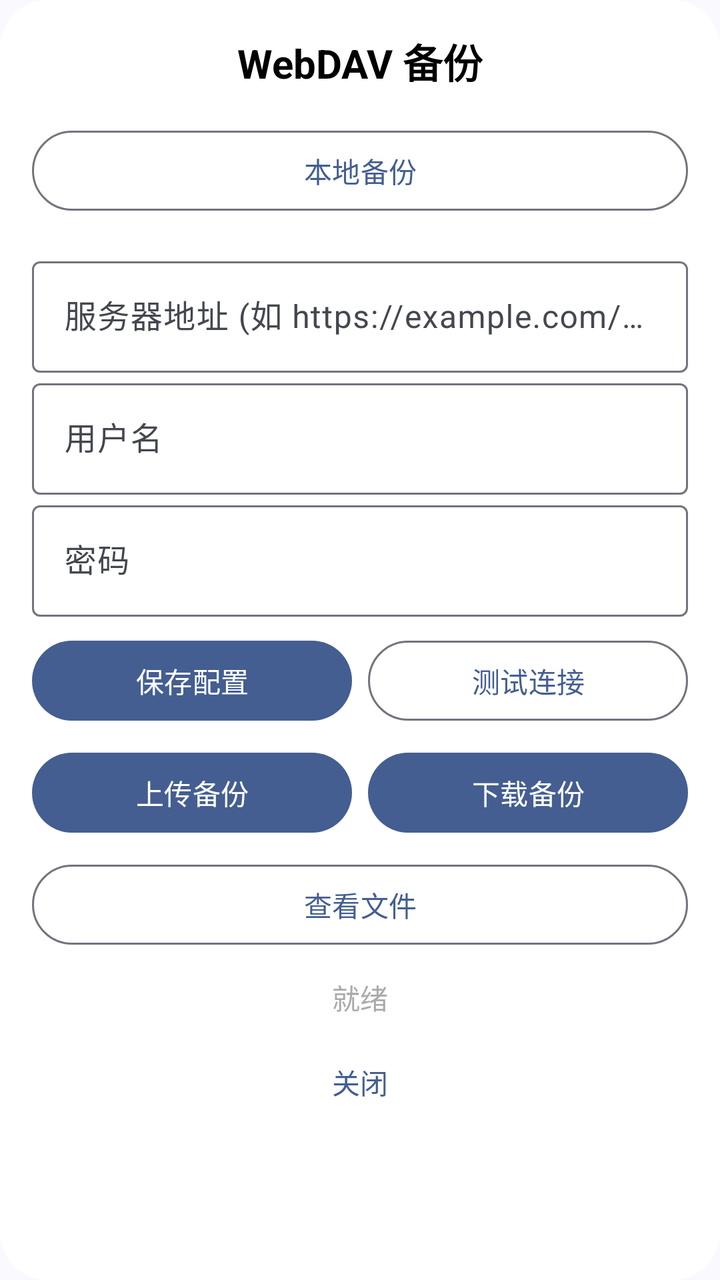
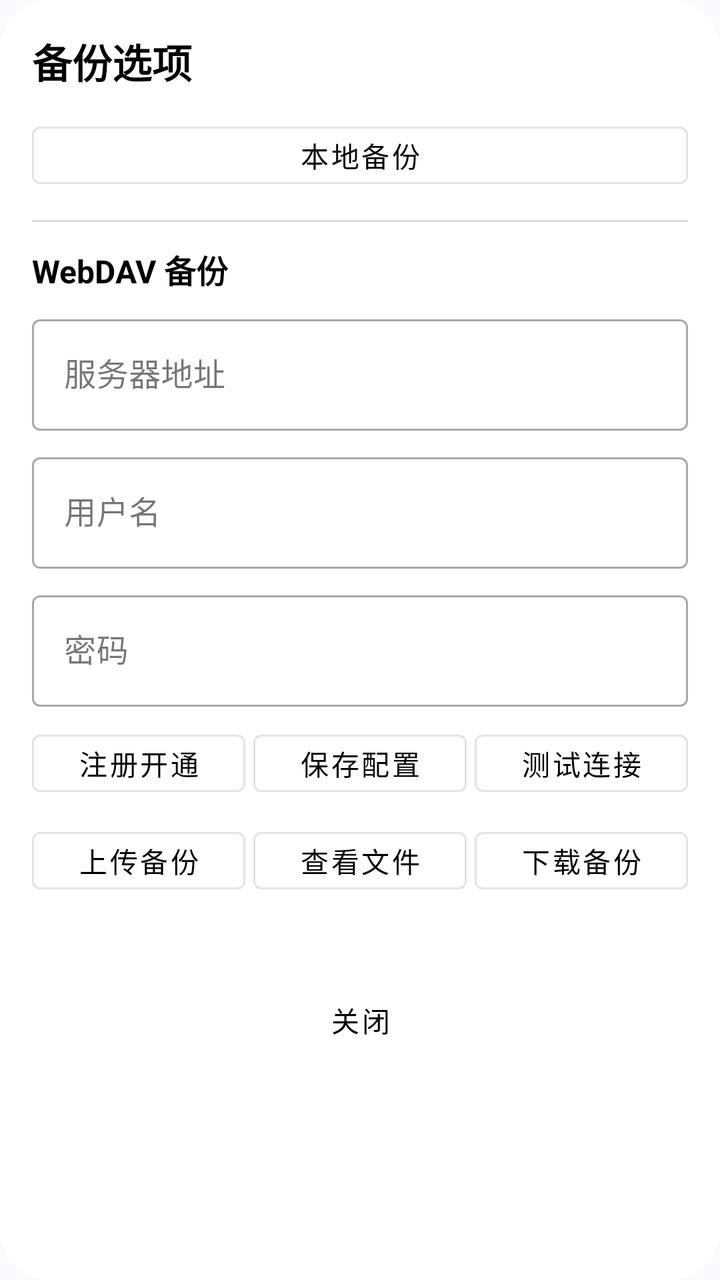

Before-and-after screenshots of an Android layout around one commit, followed by the original layout XML and the change that was made.
<!-- AndroidManifest.xml: another module's application theme Theme.App -->
<!-- res/layout/dialog_webdav_backup.xml -->
<?xml version="1.0" encoding="utf-8"?>
<LinearLayout xmlns:android="http://schemas.android.com/apk/res/android"
    android:layout_width="match_parent"
    android:layout_height="wrap_content"
    android:orientation="vertical"
    android:padding="16dp"
    android:background="@drawable/shape_dialog_rounded">

    <TextView
        android:layout_width="match_parent"
        android:layout_height="wrap_content"
        android:text="WebDAV 备份"
        android:textSize="20sp"
        android:textColor="@android:color/black"
        android:gravity="center"
        android:layout_marginBottom="16dp"
        android:textStyle="bold" />

    <Button
        android:id="@+id/btn_local_backup"
        style="@style/Widget.Material3.Button.OutlinedButton"
        android:layout_width="match_parent"
        android:layout_height="wrap_content"
        android:layout_marginBottom="8dp"
        android:text="本地备份" />

    <com.google.android.material.textfield.TextInputLayout
        android:layout_width="match_parent"
        android:layout_height="wrap_content"
        android:layout_marginTop="8dp"
        style="@style/Widget.Material3.TextInputLayout.OutlinedBox">

        <com.google.android.material.textfield.TextInputEditText
            android:id="@+id/et_webdav_server"
            android:layout_width="match_parent"
            android:layout_height="wrap_content"
            android:hint="服务器地址 (如 https://example.com/dav)"
            android:inputType="textUri" />
    </com.google.android.material.textfield.TextInputLayout>

    <com.google.android.material.textfield.TextInputLayout
        android:layout_width="match_parent"
        android:layout_height="wrap_content"
        style="@style/Widget.Material3.TextInputLayout.OutlinedBox">

        <com.google.android.material.textfield.TextInputEditText
            android:id="@+id/et_webdav_user"
            android:layout_width="match_parent"
            android:layout_height="wrap_content"
            android:hint="用户名"
            android:inputType="text" />
    </com.google.android.material.textfield.TextInputLayout>

    <com.google.android.material.textfield.TextInputLayout
        android:layout_width="match_parent"
        android:layout_height="wrap_content"
        style="@style/Widget.Material3.TextInputLayout.OutlinedBox">

        <com.google.android.material.textfield.TextInputEditText
            android:id="@+id/et_webdav_pass"
            android:layout_width="match_parent"
            android:layout_height="wrap_content"
            android:hint="密码"
            android:inputType="textPassword" />
    </com.google.android.material.textfield.TextInputLayout>

    <LinearLayout
        android:layout_width="match_parent"
        android:layout_height="wrap_content"
        android:orientation="horizontal"
        android:layout_marginTop="8dp">

        <Button
            android:id="@+id/btn_save_config"
            style="@style/Widget.Material3.Button"
            android:layout_width="0dp"
            android:layout_height="wrap_content"
            android:layout_weight="1"
            android:layout_marginEnd="4dp"
            android:text="保存配置" />

        <Button
            android:id="@+id/btn_test_connection"
            style="@style/Widget.Material3.Button.OutlinedButton"
            android:layout_width="0dp"
            android:layout_height="wrap_content"
            android:layout_weight="1"
            android:layout_marginStart="4dp"
            android:text="测试连接" />
    </LinearLayout>

    <LinearLayout
        android:layout_width="match_parent"
        android:layout_height="wrap_content"
        android:orientation="horizontal"
        android:layout_marginTop="8dp">

        <Button
            android:id="@+id/btn_upload"
            style="@style/Widget.Material3.Button"
            android:layout_width="0dp"
            android:layout_height="wrap_content"
            android:layout_weight="1"
            android:layout_marginEnd="4dp"
            android:text="上传备份" />

        <Button
            android:id="@+id/btn_download"
            style="@style/Widget.Material3.Button"
            android:layout_width="0dp"
            android:layout_height="wrap_content"
            android:layout_weight="1"
            android:layout_marginStart="4dp"
            android:text="下载备份" />
    </LinearLayout>

    <Button
        android:id="@+id/btn_list_files"
        style="@style/Widget.Material3.Button.OutlinedButton"
        android:layout_width="match_parent"
        android:layout_height="wrap_content"
        android:layout_marginTop="8dp"
        android:text="查看文件" />

    <TextView
        android:id="@+id/tv_webdav_status"
        android:layout_width="match_parent"
        android:layout_height="wrap_content"
        android:layout_marginTop="12dp"
        android:text="就绪"
        android:textColor="@android:color/darker_gray"
        android:textSize="14sp"
        android:gravity="center" />

    <Button
        android:id="@+id/btn_close"
        style="@style/Widget.Material3.Button.TextButton"
        android:layout_width="match_parent"
        android:layout_height="wrap_content"
        android:layout_marginTop="8dp"
        android:text="关闭" />

</LinearLayout>
<!-- resources referenced by this layout -->
<resources>
  <!-- drawable shape_dialog_rounded (drawable) -->
  <?xml version="1.0" encoding="utf-8"?>
  <shape xmlns:android="http://schemas.android.com/apk/res/android">
      <solid android:color="#FFFFFF" />
      <corners android:radius="24dp" />
  </shape>
  <style name="Theme.App" parent="Theme.Base" />
  <style name="Theme.Base" parent="Theme.Material3.DynamicColors.DayNight.NoActionBar">
          <item name="android:statusBarColor">@color/transparent</item>
          <item name="android:navigationBarColor">@color/transparent</item>
          <item name="android:windowDrawsSystemBarBackgrounds">true</item>
      </style>
  <color name="transparent">#00000000</color>
</resources>

<!-- the commit's change to res/layout/dialog_webdav_backup.xml (unified diff, before → after) -->
@@ -1,143 +1,208 @@
 <?xml version="1.0" encoding="utf-8"?>
-<LinearLayout xmlns:android="http://schemas.android.com/apk/res/android"
+<androidx.appcompat.widget.LinearLayoutCompat xmlns:android="http://schemas.android.com/apk/res/android"
+    xmlns:app="http://schemas.android.com/apk/res-auto"
     android:layout_width="match_parent"
     android:layout_height="wrap_content"
     android:orientation="vertical"
-    android:padding="16dp"
-    android:background="@drawable/shape_dialog_rounded">
-
-    <TextView
-        android:layout_width="match_parent"
+    android:background="@drawable/shape_dialog_rounded"
+    android:padding="16dp">
+
+    
+    <com.google.android.material.textview.MaterialTextView
+        android:layout_width="wrap_content"
+        android:layout_height="wrap_content"
+        android:text="备份选项"
+        android:textColor="@android:color/black"
+        android:textSize="20sp"
+        android:textStyle="bold"
+        android:layout_marginBottom="12dp" />
+
+    
+    <com.google.android.material.button.MaterialButton
+        android:id="@+id/btnLocalBackup"
+        android:layout_width="match_parent"
+        android:layout_height="wrap_content"
+        android:text="本地备份"
+        android:textColor="@android:color/black"
+        android:minHeight="40dp"
+        style="@style/Widget.MaterialComponents.Button.OutlinedButton" />
+
+    <View
+        android:layout_width="match_parent"
+        android:layout_height="1dp"
+        android:background="#DDDDDD"
+        android:layout_marginVertical="12dp" />
+
+    
+    <com.google.android.material.textview.MaterialTextView
+        android:layout_width="wrap_content"
         android:layout_height="wrap_content"
         android:text="WebDAV 备份"
-        android:textSize="20sp"
-        android:textColor="@android:color/black"
-        android:gravity="center"
-        android:layout_marginBottom="16dp"
-        android:textStyle="bold" />
-
-    <Button
-        android:id="@+id/btn_local_backup"
-        style="@style/Widget.Material3.Button.OutlinedButton"
-        android:layout_width="match_parent"
-        android:layout_height="wrap_content"
-        android:layout_marginBottom="8dp"
-        android:text="本地备份" />
-
+        android:textColor="@android:color/black"
+        android:textSize="16sp"
+        android:textStyle="bold"
+        android:layout_marginBottom="8dp" />
+
+    
     <com.google.android.material.textfield.TextInputLayout
         android:layout_width="match_parent"
         android:layout_height="wrap_content"
-        android:layout_marginTop="8dp"
-        style="@style/Widget.Material3.TextInputLayout.OutlinedBox">
+        android:hint="服务器地址"
+        app:boxBackgroundMode="outline"
+        app:hintTextColor="@android:color/black"
+        style="@style/Widget.MaterialComponents.TextInputLayout.OutlinedBox">
 
         <com.google.android.material.textfield.TextInputEditText
-            android:id="@+id/et_webdav_server"
+            android:id="@+id/dialogWebdavUrl"
             android:layout_width="match_parent"
             android:layout_height="wrap_content"
-            android:hint="服务器地址 (如 https://example.com/dav)"
-            android:inputType="textUri" />
+            android:inputType="textUri"
+            android:textColor="@android:color/black"
+            android:textColorHint="@android:color/darker_gray" />
     </com.google.android.material.textfield.TextInputLayout>
 
+    
     <com.google.android.material.textfield.TextInputLayout
         android:layout_width="match_parent"
         android:layout_height="wrap_content"
-        style="@style/Widget.Material3.TextInputLayout.OutlinedBox">
+        android:layout_marginTop="8dp"
+        android:hint="用户名"
+        app:boxBackgroundMode="outline"
+        app:hintTextColor="@android:color/black"
+        style="@style/Widget.MaterialComponents.TextInputLayout.OutlinedBox">
 
         <com.google.android.material.textfield.TextInputEditText
-            android:id="@+id/et_webdav_user"
+            android:id="@+id/dialogWebdavUser"
             android:layout_width="match_parent"
             android:layout_height="wrap_content"
-            android:hint="用户名"
-            android:inputType="text" />
+            android:inputType="text"
+            android:textColor="@android:color/black"
+            android:textColorHint="@android:color/darker_gray" />
     </com.google.android.material.textfield.TextInputLayout>
 
+    
     <com.google.android.material.textfield.TextInputLayout
         android:layout_width="match_parent"
         android:layout_height="wrap_content"
-        style="@style/Widget.Material3.TextInputLayout.OutlinedBox">
+        android:layout_marginTop="8dp"
+        android:hint="密码"
+        app:boxBackgroundMode="outline"
+        app:hintTextColor="@android:color/black"
+        style="@style/Widget.MaterialComponents.TextInputLayout.OutlinedBox">
 
         <com.google.android.material.textfield.TextInputEditText
-            android:id="@+id/et_webdav_pass"
+            android:id="@+id/dialogWebdavPass"
             android:layout_width="match_parent"
             android:layout_height="wrap_content"
-            android:hint="密码"
-            android:inputType="textPassword" />
+            android:inputType="textPassword"
+            android:textColor="@android:color/black"
+            android:textColorHint="@android:color/darker_gray" />
     </com.google.android.material.textfield.TextInputLayout>
 
-    <LinearLayout
-        android:layout_width="match_parent"
-        android:layout_height="wrap_content"
+    
+    <androidx.appcompat.widget.LinearLayoutCompat
+        android:layout_width="match_parent"
+        android:layout_height="wrap_content"
+        android:layout_marginTop="8dp"
         android:orientation="horizontal"
-        android:layout_marginTop="8dp">
-
-        <Button
-            android:id="@+id/btn_save_config"
-            style="@style/Widget.Material3.Button"
-            android:layout_width="0dp"
-            android:layout_height="wrap_content"
-            android:layout_weight="1"
-            android:layout_marginEnd="4dp"
-            android:text="保存配置" />
-
-        <Button
-            android:id="@+id/btn_test_connection"
-            style="@style/Widget.Material3.Button.OutlinedButton"
-            android:layout_width="0dp"
-            android:layout_height="wrap_content"
-            android:layout_weight="1"
-            android:layout_marginStart="4dp"
-            android:text="测试连接" />
-    </LinearLayout>
-
-    <LinearLayout
-        android:layout_width="match_parent"
-        android:layout_height="wrap_content"
+        android:gravity="center">
+
+        <com.google.android.material.button.MaterialButton
+            android:id="@+id/dialogWebdavLink"
+            android:layout_width="0dp"
+            android:layout_height="wrap_content"
+            android:layout_weight="1"
+            android:layout_marginEnd="4dp"
+            android:text="注册开通"
+            android:textColor="@android:color/black"
+            android:minHeight="40dp"
+            style="@style/Widget.MaterialComponents.Button.OutlinedButton" />
+
+        <com.google.android.material.button.MaterialButton
+            android:id="@+id/dialogWebdavSave"
+            android:layout_width="0dp"
+            android:layout_height="wrap_content"
+            android:layout_weight="1"
+            android:layout_marginEnd="4dp"
+            android:text="保存配置"
+            android:textColor="@android:color/black"
+            android:minHeight="40dp"
+            style="@style/Widget.MaterialComponents.Button.OutlinedButton" />
+
+        <com.google.android.material.button.MaterialButton
+            android:id="@+id/dialogWebdavTest"
+            android:layout_width="0dp"
+            android:layout_height="wrap_content"
+            android:layout_weight="1"
+            android:text="测试连接"
+            android:textColor="@android:color/black"
+            android:minHeight="40dp"
+            style="@style/Widget.MaterialComponents.Button.OutlinedButton" />
+
+    </androidx.appcompat.widget.LinearLayoutCompat>
+
+    
+    <androidx.appcompat.widget.LinearLayoutCompat
+        android:layout_width="match_parent"
+        android:layout_height="wrap_content"
+        android:layout_marginTop="8dp"
         android:orientation="horizontal"
-        android:layout_marginTop="8dp">
-
-        <Button
-            android:id="@+id/btn_upload"
-            style="@style/Widget.Material3.Button"
-            android:layout_width="0dp"
-            android:layout_height="wrap_content"
-            android:layout_weight="1"
-            android:layout_marginEnd="4dp"
-            android:text="上传备份" />
-
-        <Button
-            android:id="@+id/btn_download"
-            style="@style/Widget.Material3.Button"
-            android:layout_width="0dp"
-            android:layout_height="wrap_content"
-            android:layout_weight="1"
-            android:layout_marginStart="4dp"
-            android:text="下载备份" />
-    </LinearLayout>
-
-    <Button
-        android:id="@+id/btn_list_files"
-        style="@style/Widget.Material3.Button.OutlinedButton"
-        android:layout_width="match_parent"
-        android:layout_height="wrap_content"
-        android:layout_marginTop="8dp"
-        android:text="查看文件" />
-
-    <TextView
-        android:id="@+id/tv_webdav_status"
-        android:layout_width="match_parent"
-        android:layout_height="wrap_content"
+        android:gravity="center">
+
+        <com.google.android.material.button.MaterialButton
+            android:id="@+id/dialogWebdavUpload"
+            android:layout_width="0dp"
+            android:layout_height="wrap_content"
+            android:layout_weight="1"
+            android:layout_marginEnd="4dp"
+            android:text="上传备份"
+            android:textColor="@android:color/black"
+            android:minHeight="40dp"
+            style="@style/Widget.MaterialComponents.Button.OutlinedButton" />
+
+        <com.google.android.material.button.MaterialButton
+            android:id="@+id/dialogWebdavList"
+            android:layout_width="0dp"
+            android:layout_height="wrap_content"
+            android:layout_weight="1"
+            android:layout_marginEnd="4dp"
+            android:text="查看文件"
+            android:textColor="@android:color/black"
+            android:minHeight="40dp"
+            style="@style/Widget.MaterialComponents.Button.OutlinedButton" />
+
+        <com.google.android.material.button.MaterialButton
+            android:id="@+id/dialogWebdavDownload"
+            android:layout_width="0dp"
+            android:layout_height="wrap_content"
+            android:layout_weight="1"
+            android:text="下载备份"
+            android:textColor="@android:color/black"
+            android:minHeight="40dp"
+            style="@style/Widget.MaterialComponents.Button.OutlinedButton" />
+
+    </androidx.appcompat.widget.LinearLayoutCompat>
+
+    
+    <com.google.android.material.textview.MaterialTextView
+        android:id="@+id/dialogWebdavStatus"
+        android:layout_width="match_parent"
+        android:layout_height="wrap_content"
+        android:layout_marginTop="8dp"
+        android:text=""
+        android:textColor="#006600"
+        android:textSize="14sp" />
+
+    
+    <com.google.android.material.button.MaterialButton
+        android:id="@+id/dialogClose"
+        android:layout_width="wrap_content"
+        android:layout_height="wrap_content"
+        android:layout_gravity="center_horizontal"
         android:layout_marginTop="12dp"
-        android:text="就绪"
-        android:textColor="@android:color/darker_gray"
-        android:textSize="14sp"
-        android:gravity="center" />
-
-    <Button
-        android:id="@+id/btn_close"
-        style="@style/Widget.Material3.Button.TextButton"
-        android:layout_width="match_parent"
-        android:layout_height="wrap_content"
-        android:layout_marginTop="8dp"
-        android:text="关闭" />
-
-</LinearLayout>
+        android:text="关闭"
+        android:textColor="@android:color/black"
+        android:minHeight="40dp"
+        style="@style/Widget.MaterialComponents.Button.TextButton" />
+
+</androidx.appcompat.widget.LinearLayoutCompat>
